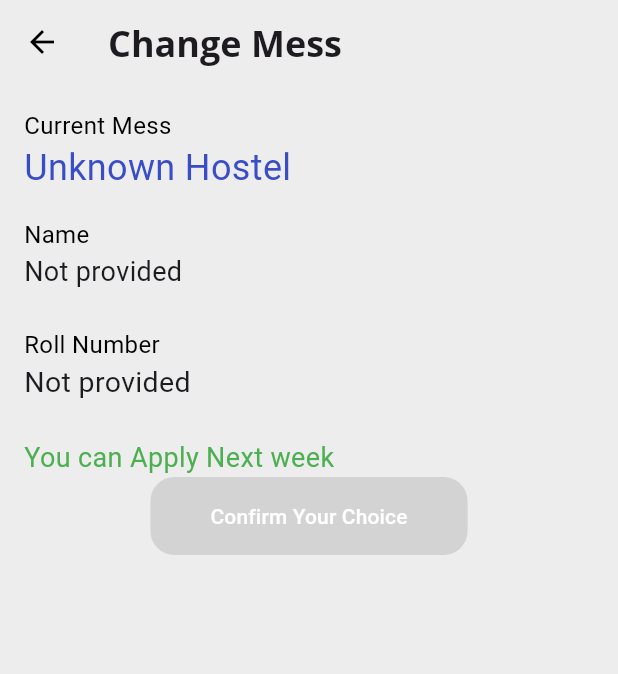
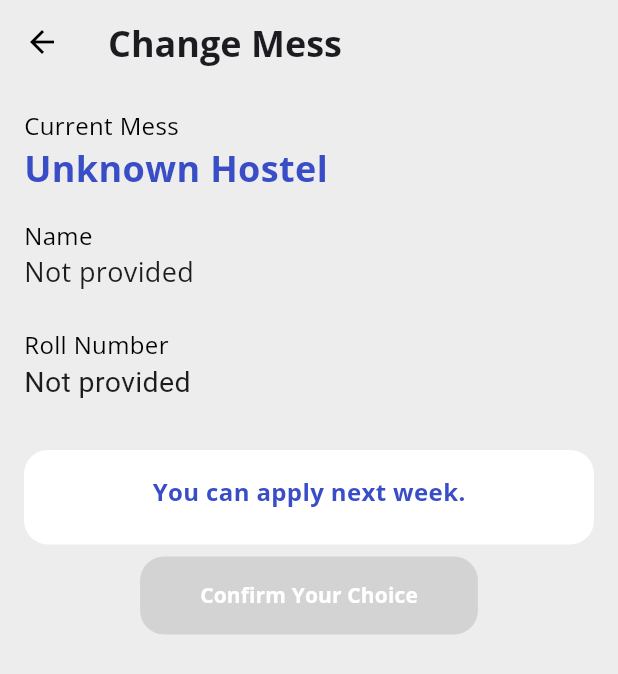
Before and after one commit to nilotpal-n7/iitgHABapp, a Flutter app: the MessChangeScreen screen opened directly, on a phone screen of 412 x 824 dp. Shown: the top 674 px of the screen. Run offline on Flutter 3.47's test engine with Material 3 defaults, Android fonts, the phone set to English and light mode, and no system bars; our stand-ins replace animated_custom_dropdown, flutter_easyloading, flutter_svg, hive, hive_flutter, marquee and 3 more; missing offline and left inert: flutter_vibrate, flutter_web_auth, mobile_scanner; accounts and stored records are empty; network calls fail.

Commit message:
mess_change_screen UI updated

```diff
--- a/frontend2/lib/screens/mess_change_screen.dart
+++ b/frontend2/lib/screens/mess_change_screen.dart
@@ -53,11 +53,7 @@ class _MessChangeScreenState extends State<MessChangeScreen> {
     _checkAllowedDays();
   }
 
-
-
-
   late String Message = 'You can apply for any Hostel';
-
 
   // Check if the button should be enabled
   Future<void> _checkAllowedDays() async {
@@ -69,9 +65,9 @@ class _MessChangeScreenState extends State<MessChangeScreen> {
     // Update the state based on the condition
 
     setState(() {
-      correctDay = (now.weekday >= DateTime.monday &&
-          now.weekday <= DateTime.wednesday );
-      isSubmitted = clicked ;
+      correctDay =
+          (now.weekday >= DateTime.monday && now.weekday <= DateTime.wednesday);
+      isSubmitted = clicked;
       gotMess = gotMess1;
     });
     print("isSubmitted is: $isSubmitted");
@@ -105,7 +101,6 @@ class _MessChangeScreenState extends State<MessChangeScreen> {
       context: context,
       builder: (context) => ConfirmationDialog(
         onConfirm: () {
-
           Navigator.pop(context);
         },
       ),
@@ -149,11 +144,13 @@ class _MessChangeScreenState extends State<MessChangeScreen> {
             children: [
               const Text(
                 "Current Mess",
-                style: TextStyle(fontSize: 16, color: Color.fromRGBO(0, 0, 0, 1)),
+                style:
+                    TextStyle(fontFamily: 'OpenSans_regular',fontSize: 16, color: Color.fromRGBO(0, 0, 0, 1)),
               ),
               Text(
                 calculateHostel(currMess),
                 style: const TextStyle(
+                  fontFamily: 'OpenSans_bold',
                   fontSize: 24,
                   fontWeight: FontWeight.w400,
                   color: Color.fromRGBO(57, 77, 198, 1),
@@ -162,27 +159,31 @@ class _MessChangeScreenState extends State<MessChangeScreen> {
               const SizedBox(height: 16),
               const Text(
                 "Name",
-                style: TextStyle(fontSize: 16, color: Color.fromRGBO(0, 0, 0, 1)),
+                style:
+                    TextStyle(fontFamily: 'OpenSans_regular',fontSize: 16, color: Color.fromRGBO(0, 0, 0, 1)),
               ),
               Text(
                 name.isNotEmpty ? name : 'Not provided',
-                style: const TextStyle(fontSize: 18, fontWeight: FontWeight.w400),
+                style:
+                    const TextStyle(fontFamily: 'OpenSans_regular',fontSize: 18, fontWeight: FontWeight.w400),
               ),
               const SizedBox(height: 24),
               const Text(
                 "Roll Number",
-                style: TextStyle(fontSize: 16, color: Color.fromRGBO(0, 0, 0, 1)),
+                style:
+                    TextStyle(fontFamily: 'OpenSans_regular',fontSize: 16, color: Color.fromRGBO(0, 0, 0, 1)),
               ),
               Text(
                 roll.isNotEmpty ? roll : 'Not provided',
-                style: const TextStyle(fontSize: 19, fontWeight: FontWeight.w400),
+                style:
+                    const TextStyle(fontSize: 19, fontWeight: FontWeight.w400),
               ),
               const SizedBox(height: 24),
               if (!isSubmitted && correctDay) ...[
                 const SizedBox(height: 8),
                 const Text(
                   "Change mess to:",
-                  style: TextStyle(fontSize: 16, fontWeight: FontWeight.w400),
+                  style: TextStyle(fontFamily: 'OpenSans_regular',fontSize: 16, fontWeight: FontWeight.w400),
                 ),
                 const SizedBox(height: 8),
                 CustomDropdown<String>(
@@ -198,7 +199,7 @@ class _MessChangeScreenState extends State<MessChangeScreen> {
                 const SizedBox(height: 24),
                 const Text(
                   "Reason for changing",
-                  style: TextStyle(fontSize: 15, fontWeight: FontWeight.w400),
+                  style: TextStyle(fontFamily: 'OpenSans_regular',fontSize: 15, fontWeight: FontWeight.w400),
                 ),
                 const SizedBox(height: 8),
                 Container(
@@ -216,50 +217,164 @@ class _MessChangeScreenState extends State<MessChangeScreen> {
                   ),
                 ),
                 const SizedBox(height: 24),
-              ] else if(!correctDay && isSubmitted && !gotMess) ...[
-                Container(
-                  child: const Text(
-                    "Sorry! Apply again Next Week",
-                    style: const TextStyle(
-                      fontSize: 18,
-                      fontWeight: FontWeight.w400,
-                      color: Colors.green,
+              ] else if (!correctDay && isSubmitted && !gotMess) ...[
+                Padding(
+                  padding: const EdgeInsets.symmetric(vertical: 8.0),
+                  child: Container(
+                    decoration: BoxDecoration(
+                      color: Colors.white,
+                      borderRadius: BorderRadius.circular(16),
+                    ),
+                    padding: const EdgeInsets.symmetric(
+                      vertical: 16.0,
+                      horizontal: 12.0,
+                    ),
+                    child: const Center(
+                      child: Column(
+                        mainAxisSize: MainAxisSize.min,
+                        crossAxisAlignment: CrossAxisAlignment.start,
+                        children: [
+                          const Center(
+                            child: Text(
+                              "Sorry!",
+                              style: TextStyle(
+                                fontFamily: 'OpenSans_reqular',
+                                fontSize: 20,
+                                color: Color.fromRGBO(0, 0, 0, 1),
                               ),
                             ),
                           ),
-                const SizedBox(height: 24),
-              ] else if(!correctDay && isSubmitted && gotMess) ...[
-                Container(
-                  child:  Text(
-                    "Your Alloted Mess for Next Week is $applyMess",
-                    style: const TextStyle(
-                      fontSize: 18,
-                      fontWeight: FontWeight.w400,
-                      color: Colors.green,
+                          const Center(
+                            child: Text(
+                              "Apply again Next Week",
+                              style: TextStyle(
+                                fontFamily: 'OpenSans_bold',
+                                fontSize: 16,
+                                color: Color.fromRGBO(57, 77, 197, 1),
                               ),
                             ),
                           ),
-                const SizedBox(height: 24),
-              ] else if(correctDay && isSubmitted ) ...[
-                Container(
-                  child:  Text(
-                    "You have Applied for the mess $selectedHostel",
-                    style: const TextStyle(
-                      fontSize: 18,
-                      fontWeight: FontWeight.w400,
-                      color: Colors.green,
+                          const SizedBox(height: 8),
+                        ],
                       ),
                     ),
                   ),
-                const SizedBox(height: 24,),
+                ),
+              ] else if (!correctDay && isSubmitted && gotMess) ...[
+                Padding(
+                  padding: const EdgeInsets.symmetric(vertical: 8.0),
+                  child: Container(
+                    decoration: BoxDecoration(
+                      color: Colors.white,
+                      borderRadius: BorderRadius.circular(16),
+                    ),
+                    padding: const EdgeInsets.symmetric(
+                      vertical: 16.0,
+                      horizontal: 12.0,
+                    ),
+                    child: Center(
+                      child: Column(
+                        mainAxisSize: MainAxisSize.min,
+                        crossAxisAlignment: CrossAxisAlignment.start,
+                        children: [
+                          const Center(
+                            child: Text(
+                              "Your Allotted Mess for Next Week is:",
+                              style: TextStyle(
+                                fontFamily: 'OpenSans_regular',
+                                fontSize: 20,
+                                color: Color.fromRGBO(0, 0, 0, 1),
+                              ),
+                            ),
+                          ),
+                          Center(
+                            child: Text(
+                              "$applyMess",
+                              style: const TextStyle(
+                                fontFamily: 'OpenSans_bold',
+                                fontSize: 16,
+                                color: Color.fromRGBO(57, 77, 197, 1),
+                              ),
+                            ),
+                          ),
+                          const SizedBox(height: 8),
+                        ],
+                      ),
+                    ),
+                  ),
+                ),
+              ] else if (correctDay && isSubmitted) ...[
+                Padding(
+                  padding: const EdgeInsets.symmetric(vertical: 8.0),
+                  child: Container(
+                    decoration: BoxDecoration(
+                      color: Colors.white,
+                      borderRadius: BorderRadius.circular(16),
+                    ),
+                    padding: const EdgeInsets.symmetric(
+                      vertical: 16.0,
+                      horizontal: 12.0,
+                    ),
+                    child: Center(
+                      child: Column(
+                        mainAxisSize: MainAxisSize.min,
+                        crossAxisAlignment: CrossAxisAlignment.start,
+                        children: [
+                          const Center(
+                            child: Text(
+                              "You have applied for the mess: ",
+                              style: TextStyle(
+                                fontFamily: 'OpenSans_regular',
+                                fontSize: 20,
+                              ),
+                            ),
+                          ),
+                          Center(
+                            child: Text(
+                              "$selectedHostel",
+                              style: const TextStyle(
+                                fontFamily: 'OpenSans_regular',
+                                fontSize: 16,
+                                color: Color.fromRGBO(57, 77, 197, 1),
+                              ),
+                            ),
+                          ),
+                          const SizedBox(height: 8),
+                        ],
+                      ),
+                    ),
+                  ),
+                ),
               ] else ...[
-                Container(
-                  child: const Text(
-                    "You can Apply Next week",
-                    style: const TextStyle(
-                      fontSize: 18,
-                      fontWeight: FontWeight.w400,
-                      color: Colors.green,
+                Padding(
+                  padding: const EdgeInsets.symmetric(vertical: 8.0),
+                  child: Container(
+                    decoration: BoxDecoration(
+                      color: Colors.white,
+                      borderRadius: BorderRadius.circular(16),
+                    ),
+                    padding: const EdgeInsets.symmetric(
+                      vertical: 16.0,
+                      horizontal: 12.0,
+                    ),
+                    child: const Center(
+                      child: Column(
+                        mainAxisSize: MainAxisSize.min,
+                        crossAxisAlignment: CrossAxisAlignment.start,
+                        children: [
+                          const Center(
+                            child: Text(
+                              "You can apply next week.",
+                              style: TextStyle(
+                                fontFamily: 'OpenSans_bold',
+                                fontSize: 16,
+                                color: Color.fromRGBO(57, 77, 198, 1),
+                              ),
+                            ),
+                          ),
+                          const SizedBox(height: 8),
+                        ],
+                      ),
                     ),
                   ),
                 ),
@@ -288,7 +403,7 @@ class _MessChangeScreenState extends State<MessChangeScreen> {
                     ),
                     child: const Text(
                       "Confirm Your Choice",
-                      style: TextStyle(color: Colors.white),
+                      style: TextStyle(fontFamily: 'OpenSans_bold',color: Colors.white),
                     ),
                   ),
                 ),
```
Lines whose indentation alone changed are shown as unchanged.
